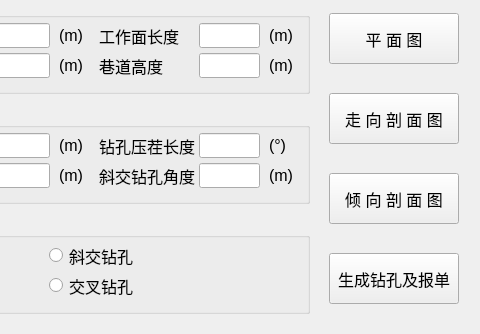
Before: the Qt Designer form python/cbm/uifiles/gas_design_p2_3_dlg.ui in wyrover/cbm, drawn with Qt 5; both pictures show x 131 to 611 and y 137 to 471 of the 611 by 471 pixel window.
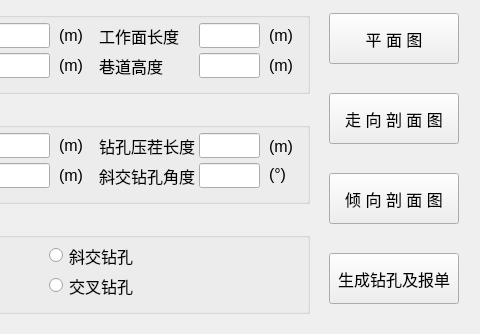
After: the same form once the commit is applied. Icons and pictures are not drawn.

Commit message: 修复工作面-抽采设计 对话框的单位错误

```diff
--- a/python/cbm/uifiles/gas_design_p2_3_dlg.ui
+++ b/python/cbm/uifiles/gas_design_p2_3_dlg.ui
@@ -197,7 +197,7 @@
      <property name="geometry">
       <rect>
        <x>380</x>
-       <y>30</y>
+       <y>59</y>
        <width>31</width>
        <height>25</height>
       </rect>
@@ -251,7 +251,7 @@
      <property name="geometry">
       <rect>
        <x>380</x>
-       <y>60</y>
+       <y>31</y>
        <width>31</width>
        <height>25</height>
       </rect>
```
